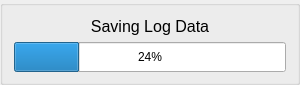
Qt form QtDesigner/ProgressBar.ui (dhahaj/EAX-Python-Interface) before a commit.
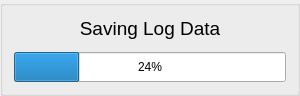
The same form after that commit.

Commit message: Update ProgressBar UI dimensions and label properties for improved display

```diff
--- a/QtDesigner/ProgressBar.ui
+++ b/QtDesigner/ProgressBar.ui
@@ -7,13 +7,13 @@
     <x>0</x>
     <y>0</y>
     <width>300</width>
-    <height>85</height>
+    <height>96</height>
    </rect>
   </property>
   <property name="minimumSize">
    <size>
     <width>300</width>
-    <height>50</height>
+    <height>65</height>
    </size>
   </property>
   <property name="maximumSize">
@@ -30,7 +30,7 @@
     <widget class="QLabel" name="label">
      <property name="font">
       <font>
-       <pointsize>12</pointsize>
+       <pointsize>14</pointsize>
       </font>
      </property>
      <property name="text">
```
Left out of the diff: 4 changed lines with no effect on the pictures. The commit also changes 1 other file.
